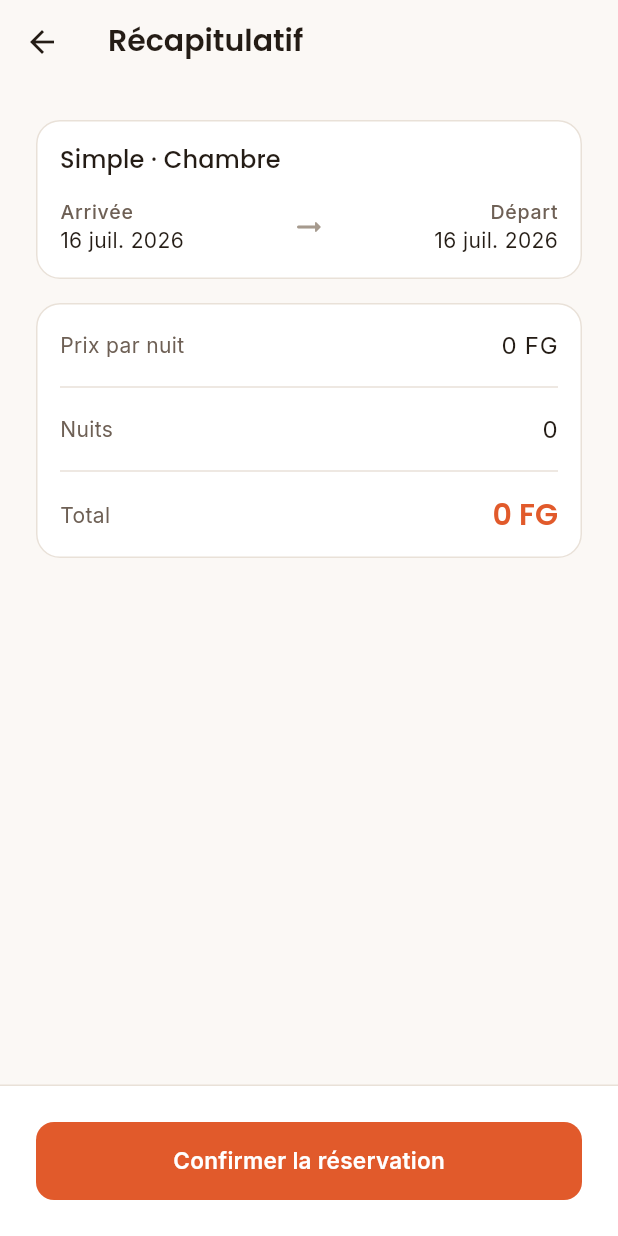
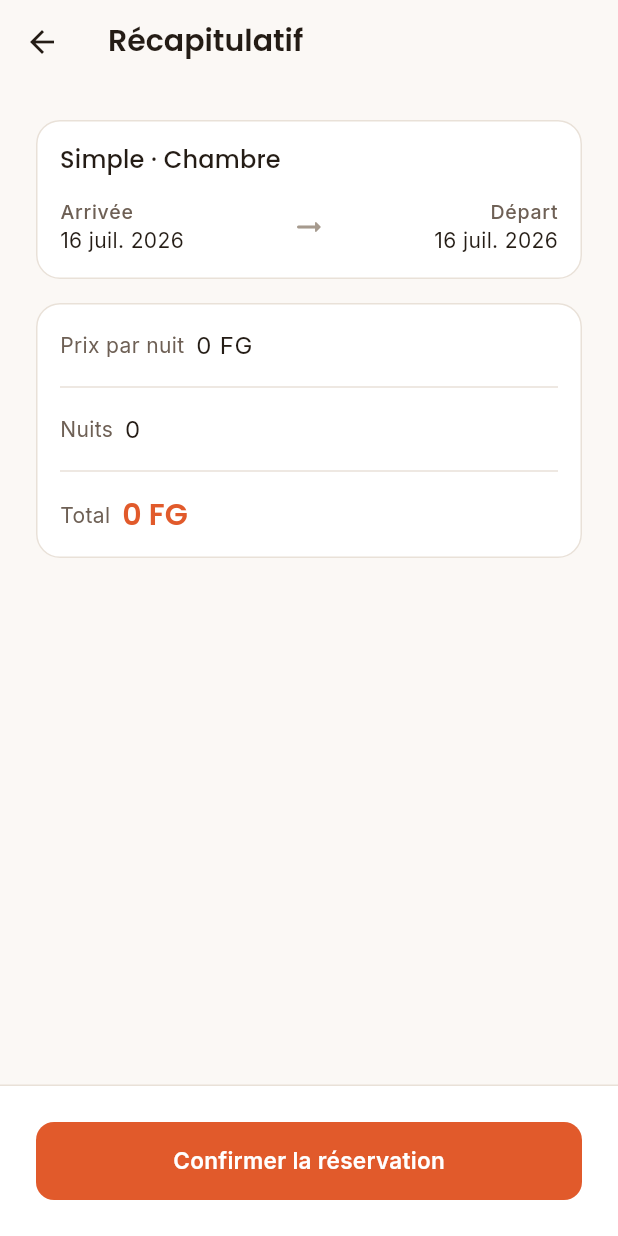
Before and after one commit to ArounaDiakite/guinea-go, a Flutter app: the HotelBookingScreen screen opened directly with empty values, on a phone screen of 412 x 824 dp. Run offline on Flutter 3.47's test engine with Material 3 defaults, Android fonts, the phone set to English and light mode, and no system bars; our stand-ins replace dio, flutter_riverpod, flutter_secure_storage, go_router, qr_flutter; missing offline and left inert: mobile_scanner; accounts and stored records are empty; network calls fail.

Commit message:
Hotels: fix Row overflow on narrow phone widths
Several Rows across the Hotels module laid out two text widgets
side-by-side (label/value, review-count/price, icon/phone-email-
website) with no Expanded/Flexible constraint on either side, or with
a Spacer that only reserves leftover space rather than actually
bounding the neighboring text's width. On a real budget-Android-width
screen (~360-400dp) - and even under a widget test's fallback font
metrics, which run wider than the app's bundled font - these can
genuinely overflow: confirmed directly via RenderFlex overflow errors
in hotel_results_screen.dart and hotel_booking_screen.dart, then via
the same pattern in hotel_detail_screen.dart's room card/capacity row
and phone/email/website rows, and in the shared payment_screen.dart's
provider tile (the Hotels booking flow routes through it, so it
blocked end-to-end verification at a narrow width).

Fixed by wrapping the variable-length side(s) in Expanded/Flexible
with textOverflow.ellipsis, prioritizing the more important value
(e.g. price) with a larger flex share where both sides needed
protecting. No overflow-prone Rows remain in the search, results,
detail, booking, "my bookings", or hotel_owner management screens.

Also fixed hotel_booking_payment_test.dart accumulating a permanent
new room on its shared fixture hotel every run with no cleanup - after
enough runs this pushed the room under test off the bottom of any
fixed-height test viewport, which is what a taller-but-still-narrow
surface alone couldn't fully paper over. Added teardown, cleaned up
the 18 already-accumulated rooms, and switched the test to a real
360x800 phone-width surface (was artificially widened to 800px to
dodge these overflow bugs) - it now doubles as regression coverage.

Verified stable across two consecutive full-suite runs with zero
RenderFlex overflow errors.

Co-Authored-By: Claude Sonnet 5 <noreply@anthropic.com>

```diff
--- a/mobile/lib/features/hotels/presentation/hotel_booking_screen.dart
+++ b/mobile/lib/features/hotels/presentation/hotel_booking_screen.dart
@@ -179,12 +179,25 @@ class _RecapRow extends StatelessWidget {
     final textTheme = Theme.of(context).textTheme;
 
     return Row(
-      mainAxisAlignment: MainAxisAlignment.spaceBetween,
       children: [
-        Text(label, style: textTheme.bodyMedium?.copyWith(color: AppColors.textSecondary)),
-        Text(
-          value,
-          style: emphasize ? textTheme.titleLarge?.copyWith(color: AppColors.primary) : textTheme.bodyLarge,
+        Flexible(
+          child: Text(
+            label,
+            style: textTheme.bodyMedium?.copyWith(color: AppColors.textSecondary),
+            overflow: TextOverflow.ellipsis,
+            maxLines: 1,
+          ),
+        ),
+        const SizedBox(width: AppSpacing.sm),
+        Flexible(
+          flex: 2,
+          child: Text(
+            value,
+            style: emphasize ? textTheme.titleLarge?.copyWith(color: AppColors.primary) : textTheme.bodyLarge,
+            overflow: TextOverflow.ellipsis,
+            maxLines: 1,
+            textAlign: TextAlign.end,
+          ),
         ),
       ],
     );
```
Also changed, not shown: mobile/lib/features/hotels/presentation/hotel_detail_screen.dart (+29 -8 lines), mobile/lib/features/hotels/presentation/hotel_results_screen.dart (+18 -7 lines), mobile/lib/features/payments/presentation/payment_screen.dart (+7 -1 lines), 1 other file.
